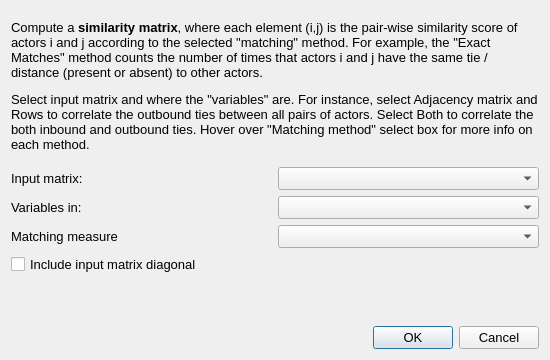
socnetv/app, file src/forms/dialogsimilaritymatches.ui: the form before one commit.
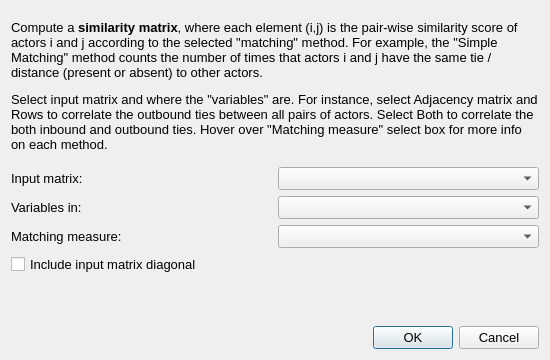
The form after the commit.

Commit message:
New feature: Metric distances / dissimilarites added
need rewording from metric distances to Dissimilarities.

Diff of the .ui file:
```diff
--- a/src/forms/dialogsimilaritymatches.ui
+++ b/src/forms/dialogsimilaritymatches.ui
@@ -55,7 +55,7 @@
       </size>
      </property>
      <property name="text">
-      <string>&lt;html&gt;&lt;head/&gt;&lt;body&gt;&lt;p&gt;Compute a &lt;span style=&quot; font-weight:600;&quot;&gt;similarity matrix&lt;/span&gt;, where each element (i,j) is the pair-wise similarity score of actors i and j according to the selected &amp;quot;matching&amp;quot; method. For example, the &amp;quot;Exact Matches&amp;quot; method counts the number of times that actors i and j have the same tie / distance (present or absent) to other actors. &lt;/p&gt;&lt;p&gt;Select input matrix and where the &amp;quot;variables&amp;quot; are. For instance, select Adjacency matrix and Rows to correlate the outbound ties between all pairs of actors. Select Both to correlate the both inbound and outbound ties. Hover over &amp;quot;Matching method&amp;quot; select box for more info on each method.&lt;/p&gt;&lt;/body&gt;&lt;/html&gt;</string>
+      <string>&lt;html&gt;&lt;head/&gt;&lt;body&gt;&lt;p&gt;Compute a &lt;span style=&quot; font-weight:600;&quot;&gt;similarity matrix&lt;/span&gt;, where each element (i,j) is the pair-wise similarity score of actors i and j according to the selected &amp;quot;matching&amp;quot; method. For example, the &amp;quot;Simple Matching&amp;quot; method counts the number of times that actors i and j have the same tie / distance (present or absent) to other actors. &lt;/p&gt;&lt;p&gt;Select input matrix and where the &amp;quot;variables&amp;quot; are. For instance, select Adjacency matrix and Rows to correlate the outbound ties between all pairs of actors. Select Both to correlate the both inbound and outbound ties. Hover over &amp;quot;Matching measure&amp;quot; select box for more info on each method.&lt;/p&gt;&lt;/body&gt;&lt;/html&gt;</string>
      </property>
      <property name="textFormat">
       <enum>Qt::RichText</enum>
@@ -124,7 +124,7 @@
      <item>
       <widget class="QLabel" name="label_4">
        <property name="text">
-        <string>Matching measure</string>
+        <string>Matching measure:</string>
        </property>
       </widget>
      </item>
```
Left out of the diff: 2 changed lines with no effect on the pictures. The commit also changes 11 other files.
